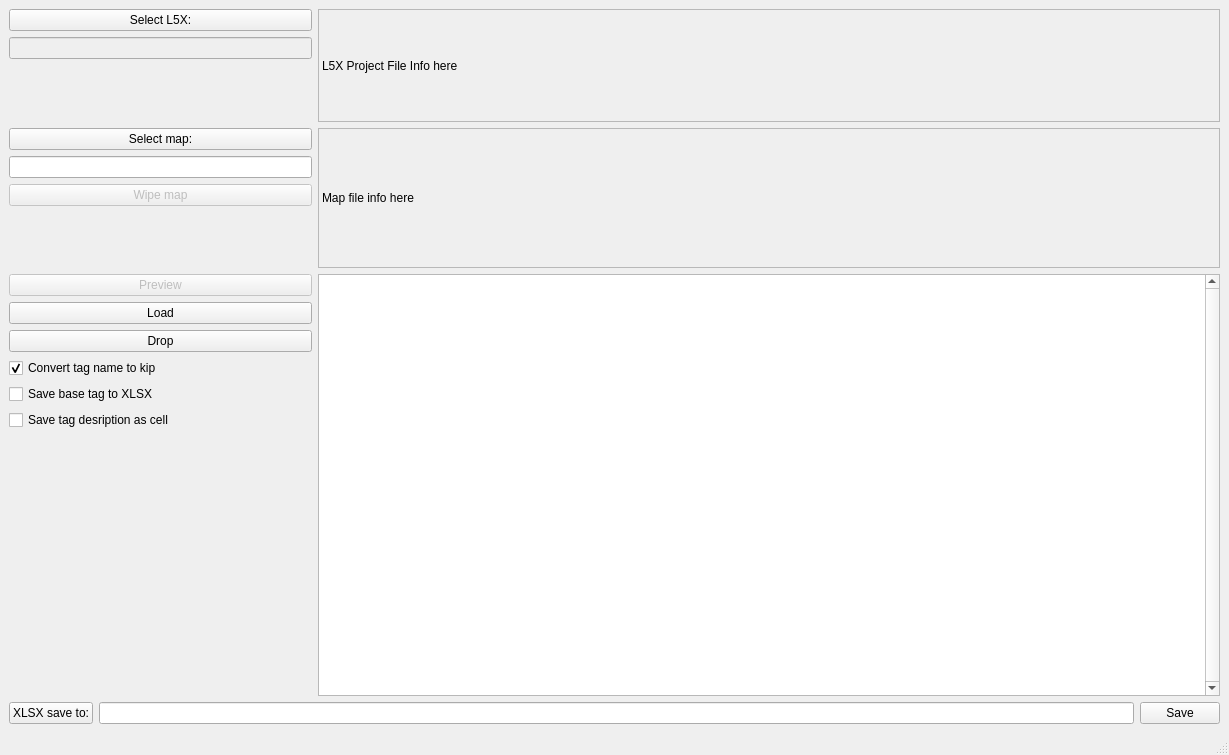
Before: the Qt Designer form ui/iogen_main.ui in DamirKh/io_ref, drawn with Qt 5.
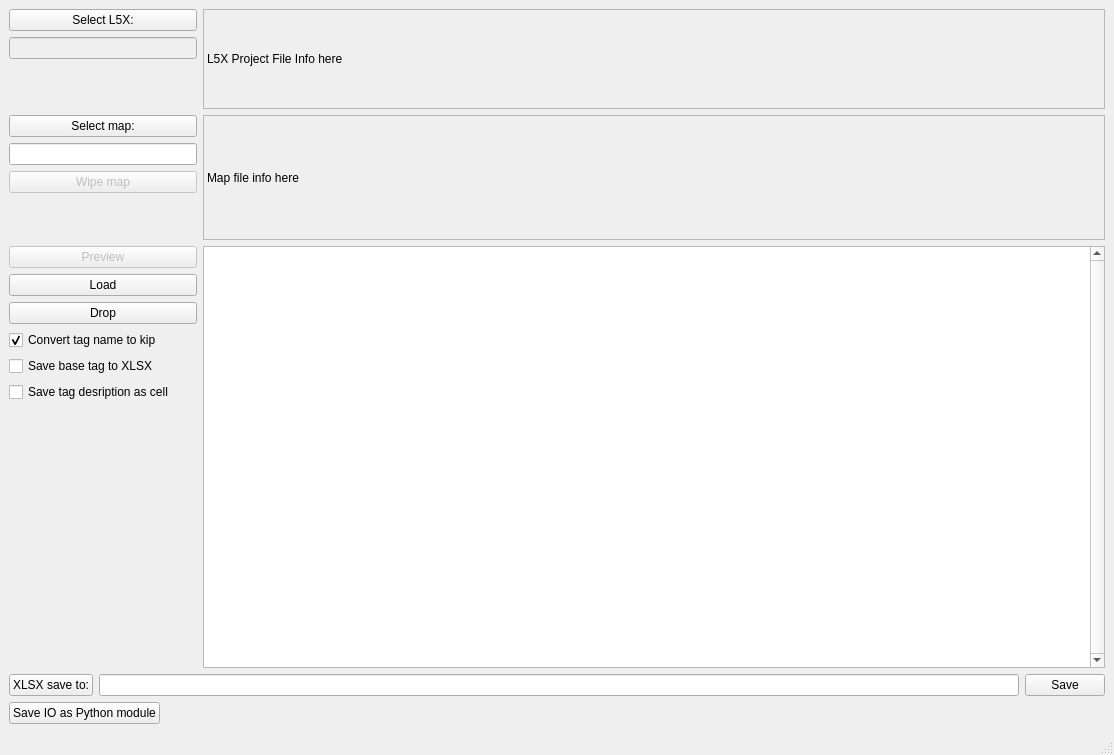
After: the same form once the commit is applied.

The edit to the form file:
```diff
--- a/ui/iogen_main.ui
+++ b/ui/iogen_main.ui
@@ -6,7 +6,7 @@
    <rect>
     <x>0</x>
     <y>0</y>
-    <width>1229</width>
+    <width>1114</width>
     <height>755</height>
    </rect>
   </property>
@@ -225,6 +225,30 @@
       </item>
      </layout>
     </item>
+    <item>
+     <layout class="QHBoxLayout" name="horizontalLayout">
+      <item>
+       <widget class="QPushButton" name="pushButton_save_as_module">
+        <property name="text">
+         <string>Save IO as Python module</string>
+        </property>
+       </widget>
+      </item>
+      <item>
+       <spacer name="horizontalSpacer">
+        <property name="orientation">
+         <enum>Qt::Horizontal</enum>
+        </property>
+        <property name="sizeHint" stdset="0">
+         <size>
+          <width>40</width>
+          <height>20</height>
+         </size>
+        </property>
+       </spacer>
+      </item>
+     </layout>
+    </item>
    </layout>
   </widget>
   <widget class="QMenuBar" name="menubar">
```
Left out of the diff: 2 changed lines with no effect on the pictures.
